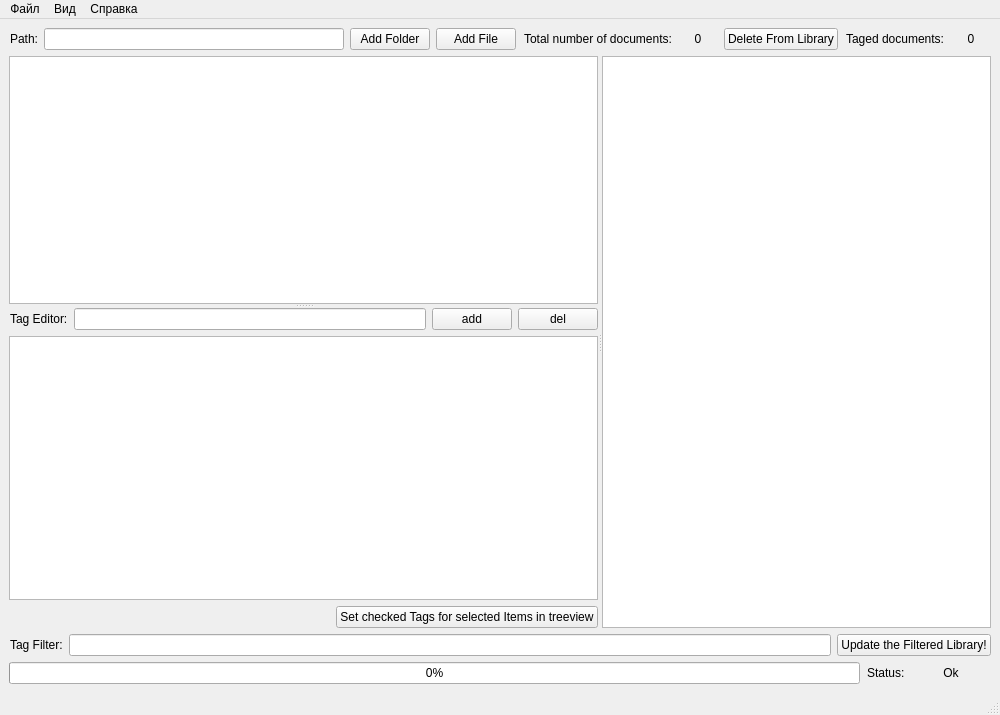
This is bin/views/uimain.ui in mikhaelsk/librarian as Qt 5 draws it before an edit. The edited form follows.
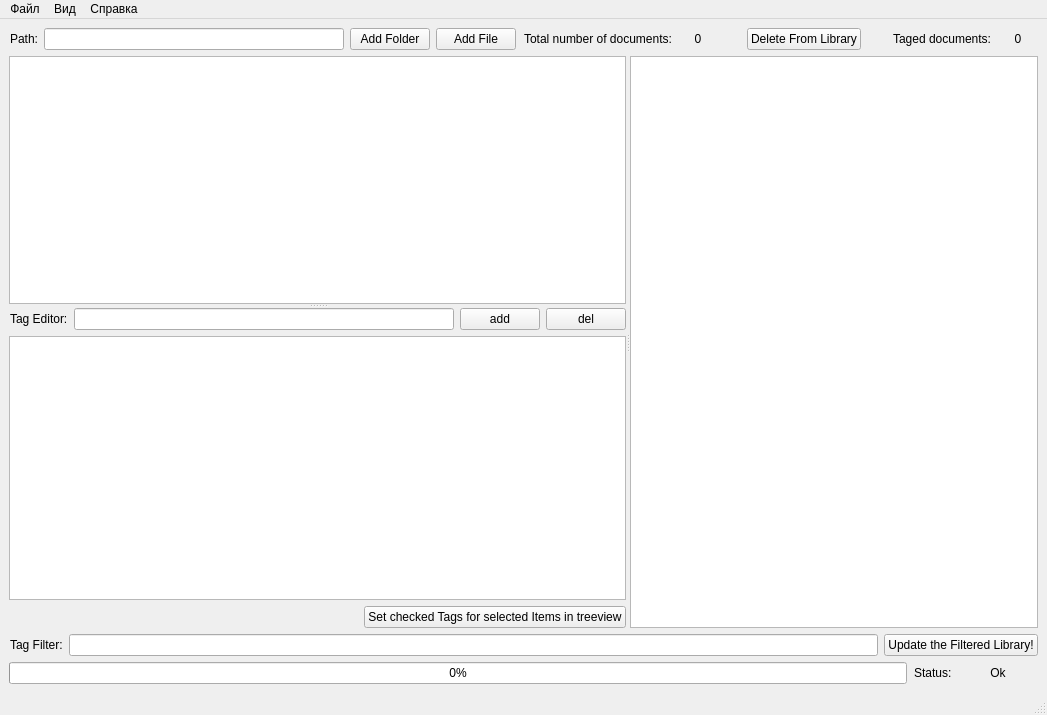
This is the edited form.

Commit message: saving model fixed; reading model ready but reading tags in progress; buttons added

```diff
--- a/bin/views/uimain.ui
+++ b/bin/views/uimain.ui
@@ -6,7 +6,7 @@
    <rect>
     <x>0</x>
     <y>0</y>
-    <width>921</width>
+    <width>1047</width>
     <height>715</height>
    </rect>
   </property>
@@ -178,7 +178,7 @@
         <enum>Qt::Vertical</enum>
        </property>
        <widget class="QTreeView" name="treeView"/>
-       <widget class="QWidget" name="">
+       <widget class="QWidget" name="layoutWidget">
         <layout class="QVBoxLayout" name="verticalLayout" stretch="0,0,0">
          <item>
           <layout class="QHBoxLayout" name="horizontalLayout_8">
@@ -343,7 +343,7 @@
     <rect>
      <x>0</x>
      <y>0</y>
-     <width>921</width>
+     <width>1047</width>
      <height>21</height>
     </rect>
    </property>
```
Left out of the diff: 24 changed lines with no effect on the pictures. The commit also changes 3 other files.
